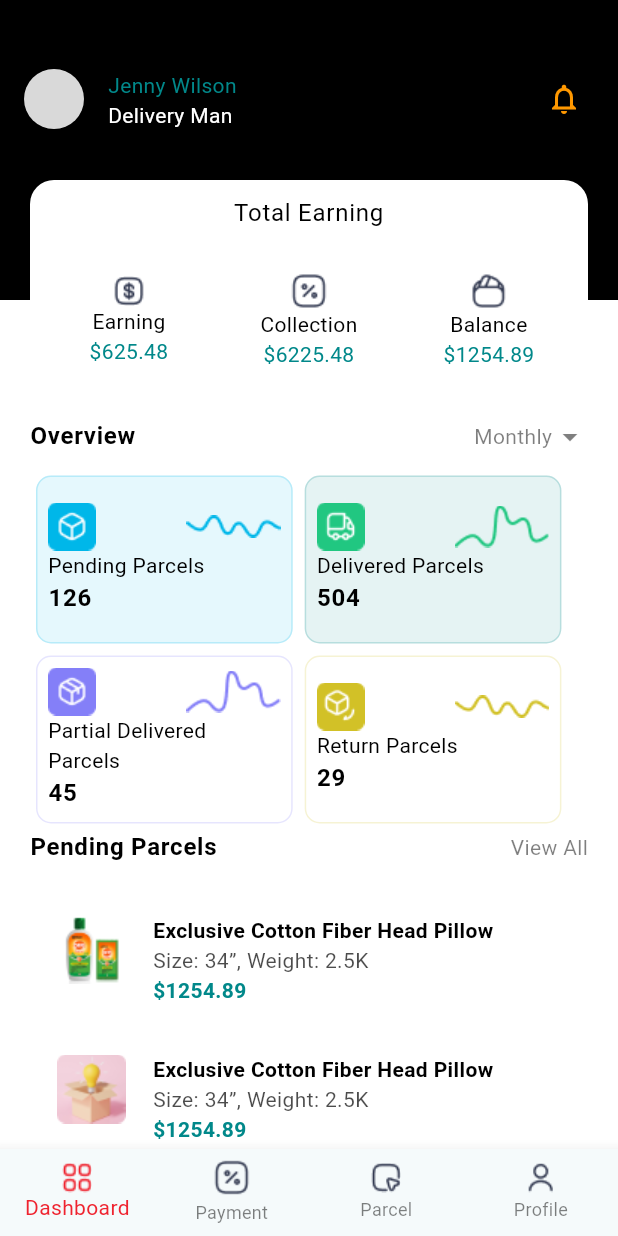
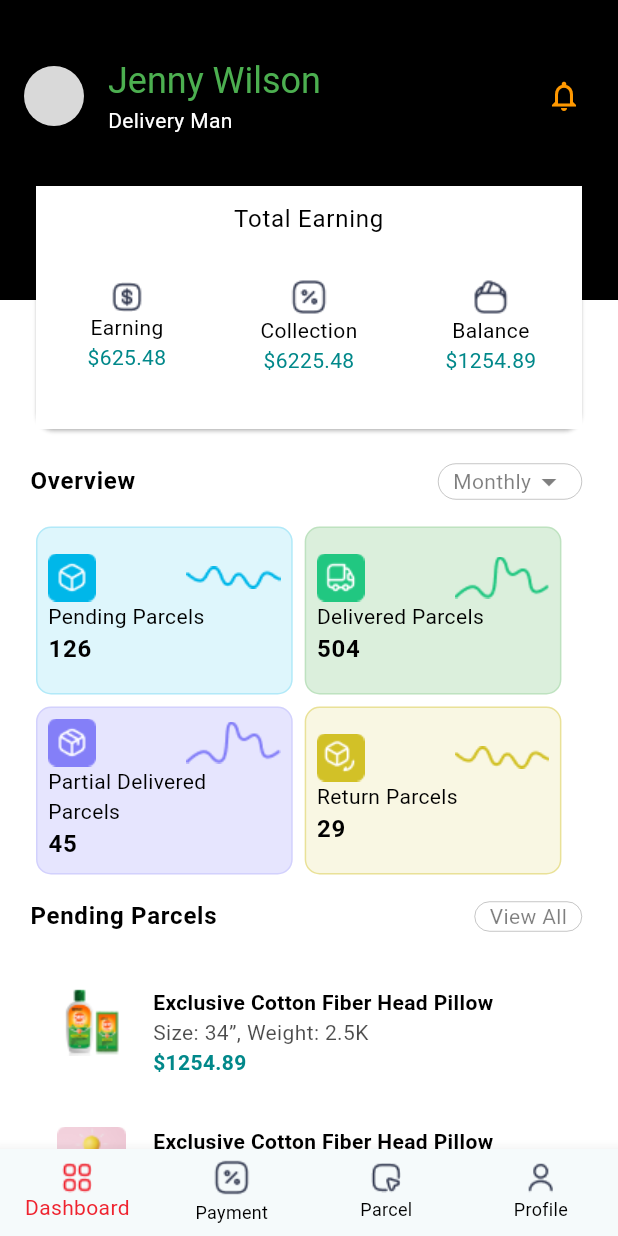
Before and after one commit to mdabdullahalsiddik/Delivery-App, a Flutter app: the NavigatorPage screen opened by its route, on a phone screen of 412 x 824 dp. Run offline on Flutter 3.47's test engine with Material 3 defaults, Android fonts, the phone set to English and light mode, and no system bars; our stand-ins replace flutter_screenutil, gap, get.

Commit message:
Ui Error Fix

```diff
--- a/lib/app/core/widgets/custom_card.dart
+++ b/lib/app/core/widgets/custom_card.dart
@@ -1,7 +1,6 @@
 // ignore_for_file: public_member_api_docs, sort_constructors_first
 import 'package:delivery_app/utils/colors.dart';
 import 'package:flutter/material.dart';
-
 
 // ignore: must_be_immutable
 class CustomCard extends StatelessWidget {
@@ -42,7 +41,7 @@ class CustomCard extends StatelessWidget {
               textAlign: TextAlign.center,
               money,
               style: Theme.of(context).textTheme.bodyMedium?.copyWith(
-                    color: AllColors.greenColor,
+                    color: AllColors.navegreenColor,
                   ),
             ),
           ],
--- a/lib/app/core/widgets/custom_list_tile.dart
+++ b/lib/app/core/widgets/custom_list_tile.dart
@@ -47,7 +47,7 @@ class CustomListTile extends StatelessWidget {
             textAlign: TextAlign.start,
             money,
             style: Theme.of(context).textTheme.bodyMedium?.copyWith(
-                  color: AllColors.greenColor,
+                  color: AllColors.navegreenColor,
                   fontWeight: FontWeight.bold,
                 ),
           ),
--- a/lib/app/modules/home/home_page.dart
+++ b/lib/app/modules/home/home_page.dart
@@ -15,7 +15,12 @@ class HomePage extends GetView<HomeController> {
   @override
   Widget build(BuildContext context) {
     return Scaffold(
-        body: Stack(
+        body: SingleChildScrollView(
+      child: Column(
+        children: [
+          SizedBox(
+            height: 300,
+            child: Stack(
               children: [
                 Container(
                   color: AllColors.whiteColor,
@@ -36,14 +41,18 @@ class HomePage extends GetView<HomeController> {
                         title: Text(
                           textAlign: TextAlign.start,
                           "Jenny Wilson",
-                  style: Theme.of(context).textTheme.bodyMedium?.copyWith(
+                          style: Theme.of(context)
+                              .textTheme
+                              .headlineSmall
+                              ?.copyWith(
                                 color: AllColors.greenColor,
                               ),
                         ),
                         subtitle: Text(
                           textAlign: TextAlign.start,
                           "Delivery Man",
-                  style: Theme.of(context).textTheme.bodyMedium?.copyWith(
+                          style:
+                              Theme.of(context).textTheme.bodyMedium?.copyWith(
                                     color: AllColors.whiteColor,
                                   ),
                         ),
@@ -56,14 +65,13 @@ class HomePage extends GetView<HomeController> {
                   ),
                 ),
                 Positioned(
-            height: MediaQuery.of(context).size.height,
+                  height: 170,
                   top: 120,
                   left: 20,
                   right: 20,
-            child: ClipRRect(
-              borderRadius: BorderRadius.circular(16),
                   child: Padding(
                     padding: const EdgeInsets.all(0.0),
+                    child: Card(
                       child: Container(
                         height: MediaQuery.of(context).size.width,
                         color: AllColors.whiteColor,
@@ -74,12 +82,15 @@ class HomePage extends GetView<HomeController> {
                             Text(
                               textAlign: TextAlign.center,
                               "Total Earning",
-                        style: Theme.of(context).textTheme.bodyLarge?.copyWith(
+                              style: Theme.of(context)
+                                  .textTheme
+                                  .bodyLarge
+                                  ?.copyWith(
                                     color: AllColors.blackColor,
                                   ),
                             ),
                             Row(
-                        mainAxisAlignment: MainAxisAlignment.center,
+                              mainAxisAlignment: MainAxisAlignment.spaceAround,
                               children: [
                                 CustomCard(
                                   icon: ImageUrl.dollarImage,
@@ -98,6 +109,21 @@ class HomePage extends GetView<HomeController> {
                                 ),
                               ],
                             ),
+                          ],
+                        ),
+                      ),
+                    ),
+                  ),
+                ),
+              ],
+            ),
+          ),
+          Container(
+            color: AllColors.whiteColor,
+            child: Padding(
+              padding: const EdgeInsets.symmetric(horizontal: 20),
+              child: Column(
+                children: [
                   const Gap(5),
                   Row(
                     mainAxisAlignment: MainAxisAlignment.spaceBetween,
@@ -105,14 +131,25 @@ class HomePage extends GetView<HomeController> {
                       Text(
                         textAlign: TextAlign.center,
                         "Overview",
-                            style:
-                                Theme.of(context).textTheme.bodyLarge?.copyWith(
+                        style: Theme.of(context).textTheme.bodyLarge?.copyWith(
                               color: AllColors.blackColor,
                               fontWeight: FontWeight.bold,
                             ),
                       ),
                       InkWell(
                         onTap: () {},
+                        child: Card(
+                          elevation: 0,
+                          shape: StadiumBorder(
+                            side: BorderSide(
+                              color: AllColors.blackColor.withOpacity(.5),
+                              width: 0.30,
+                            ),
+                          ),
+                          color: AllColors.whiteColor,
+                          child: Padding(
+                            padding: const EdgeInsets.symmetric(horizontal: 10),
+                            child: Center(
                               child: Row(
                                 children: [
                                   Text(
@@ -133,13 +170,16 @@ class HomePage extends GetView<HomeController> {
                                 ],
                               ),
                             ),
+                          ),
+                        ),
+                      ),
                     ],
                   ),
                   const Gap(10),
                   Row(
                     children: [
                       CustomOverview(
-                            bgColor: AllColors.blueColor.withOpacity(.1),
+                        bgColor: AllColors.blueColor.withOpacity(.13),
                         borderColor: AllColors.blueColor.withOpacity(.2),
                         title: 'Pending Parcels',
                         rat: '126',
@@ -147,7 +187,7 @@ class HomePage extends GetView<HomeController> {
                         barIcon: ImageUrl.line3Image,
                       ),
                       CustomOverview(
-                            bgColor: AllColors.greenColor.withOpacity(.1),
+                        bgColor: AllColors.greenColor.withOpacity(.2),
                         borderColor: AllColors.greenColor.withOpacity(.2),
                         title: 'Delivered Parcels',
                         rat: '504',
@@ -159,15 +199,16 @@ class HomePage extends GetView<HomeController> {
                   Row(
                     children: [
                       CustomOverview(
-                            borderColor:
-                                AllColors.naveBlueColor.withOpacity(.2),
+                        bgColor: AllColors.naveBlueColor.withOpacity(.2),
+                        borderColor: AllColors.naveBlueColor.withOpacity(.2),
                         title: 'Partial Delivered Parcels',
                         rat: '45',
                         icon: ImageUrl.framw1Image,
                         barIcon: ImageUrl.lineImage,
                       ),
                       CustomOverview(
-                            borderColor: AllColors.yellowColor.withOpacity(.2),
+                        bgColor: AllColors.yellowColor.withOpacity(.13),
+                        borderColor: AllColors.yellowColor.withOpacity(.4),
                         title: 'Return Parcels',
                         rat: '29',
                         icon: ImageUrl.framw2Image,
@@ -175,21 +216,31 @@ class HomePage extends GetView<HomeController> {
                       ),
                     ],
                   ),
+                  const Gap(10),
                   Row(
                     mainAxisAlignment: MainAxisAlignment.spaceBetween,
                     children: [
                       Text(
                         textAlign: TextAlign.start,
                         "Pending Parcels",
-                            style: Theme.of(context)
-                                .textTheme
-                                .bodyLarge
-                                ?.copyWith(
+                        style: Theme.of(context).textTheme.bodyLarge?.copyWith(
                             color: AllColors.blackColor,
                             fontWeight: FontWeight.bold),
                       ),
                       InkWell(
                         onTap: () {},
+                        child: Card(
+                          elevation: 0,
+                          shape: StadiumBorder(
+                            side: BorderSide(
+                              color: Colors.black.withOpacity(.5),
+                              width: 0.30,
+                            ),
+                          ),
+                          color: AllColors.whiteColor,
+                          child: Padding(
+                            padding: const EdgeInsets.symmetric(horizontal: 10),
+                            child: Center(
                               child: Text(
                                 textAlign: TextAlign.end,
                                 "View All",
@@ -197,7 +248,11 @@ class HomePage extends GetView<HomeController> {
                                     .textTheme
                                     .bodyMedium
                                     ?.copyWith(
-                                    color: AllColors.blackColor.withOpacity(.5),
+                                      color:
+                                          AllColors.blackColor.withOpacity(.5),
+                                    ),
+                              ),
+                            ),
                           ),
                         ),
                       ),
@@ -221,9 +276,9 @@ class HomePage extends GetView<HomeController> {
                 ],
               ),
             ),
+          )
+        ],
       ),
-            ))
-      ],
     ));
   }
 }
--- a/lib/app/modules/navigator/navigator_page.dart
+++ b/lib/app/modules/navigator/navigator_page.dart
@@ -16,7 +16,7 @@ class NavigatorPage extends GetView<NavigatorController> {
           body: controller.pages[controller.selectIndex],
           bottomNavigationBar: BottomNavigationBar(
               selectedItemColor: AllColors.redColor,
-              unselectedItemColor: AllColors.blackColor.withOpacity(.5),
+              unselectedItemColor: AllColors.blackColor,
               currentIndex: controller.selectIndex,
               type: BottomNavigationBarType.fixed,
               onTap: (value) {
--- a/lib/app/modules/welcome/welcome_page.dart
+++ b/lib/app/modules/welcome/welcome_page.dart
@@ -2,6 +2,7 @@ import 'package:delivery_app/app/core/widgets/custom_button.dart';
 import 'package:delivery_app/utils/colors.dart';
 import 'package:delivery_app/utils/images.dart';
 import 'package:flutter/material.dart';
+import 'package:flutter/widgets.dart';
 import 'package:gap/gap.dart';
 import 'package:get/get.dart';
 
@@ -21,7 +22,7 @@ class WelcomePage extends GetView<WelcomeController> {
         ),
         child: Center(
           child: Column(
-            mainAxisAlignment: MainAxisAlignment.spaceEvenly,
+            mainAxisAlignment: MainAxisAlignment.spaceAround,
             children: [
               Column(
                 children: [
@@ -82,28 +83,30 @@ class WelcomePage extends GetView<WelcomeController> {
                           fontWeight: FontWeight.normal,
                         ),
                   ),
+                  const Gap(30),
+                  Row(
+                    mainAxisAlignment: MainAxisAlignment.spaceEvenly,
+                    children: [
+                      CustomButton(
+                        cardColor: Colors.red.shade50,
+                        textColor: AllColors.redColor,
+                        width: MediaQuery.of(context).size.width / 2.5,
+                        text: "Skip",
+                        onTap: () {},
+                      ),
+                      CustomButton(
+                        width: MediaQuery.of(context).size.width / 2.5,
+                        text: "Next",
+                        onTap: () => controller.next(),
+                      ),
+                    ],
+                  ),
                 ],
               ),
             ],
           ),
         ),
       ),
-      bottomNavigationBar: Row(
-        children: [
-          CustomButton(
-            cardColor: AllColors.whiteColor,
-            textColor: AllColors.redColor,
-            width: MediaQuery.of(context).size.width / 2,
-            text: "Skip",
-            onTap: () {},
-          ),
-          CustomButton(
-            width: MediaQuery.of(context).size.width / 2,
-            text: "Next",
-            onTap: () => controller.next(),
-          ),
-        ],
-      ),
     );
   }
 }
--- a/lib/utils/colors.dart
+++ b/lib/utils/colors.dart
@@ -2,10 +2,11 @@ import 'package:flutter/material.dart';
 
 class AllColors {
   static const redColor = Color(0xffEF232F);
-  static const greenColor = Color(0xff01888A);
+  static const navegreenColor = Color(0xff01888A);
   static const blackColor = Colors.black;
   static const whiteColor = Colors.white;
   static const greyColor = Colors.grey;
+  static const greenColor = Colors.green;
   static const orangeColor = Colors.orange;
   static const imageBackgroundColor = Color(0xffD9D9D9);
   static const blueColor = Color(0xff00B7E9);
```
Lines whose indentation alone changed are shown as unchanged.
